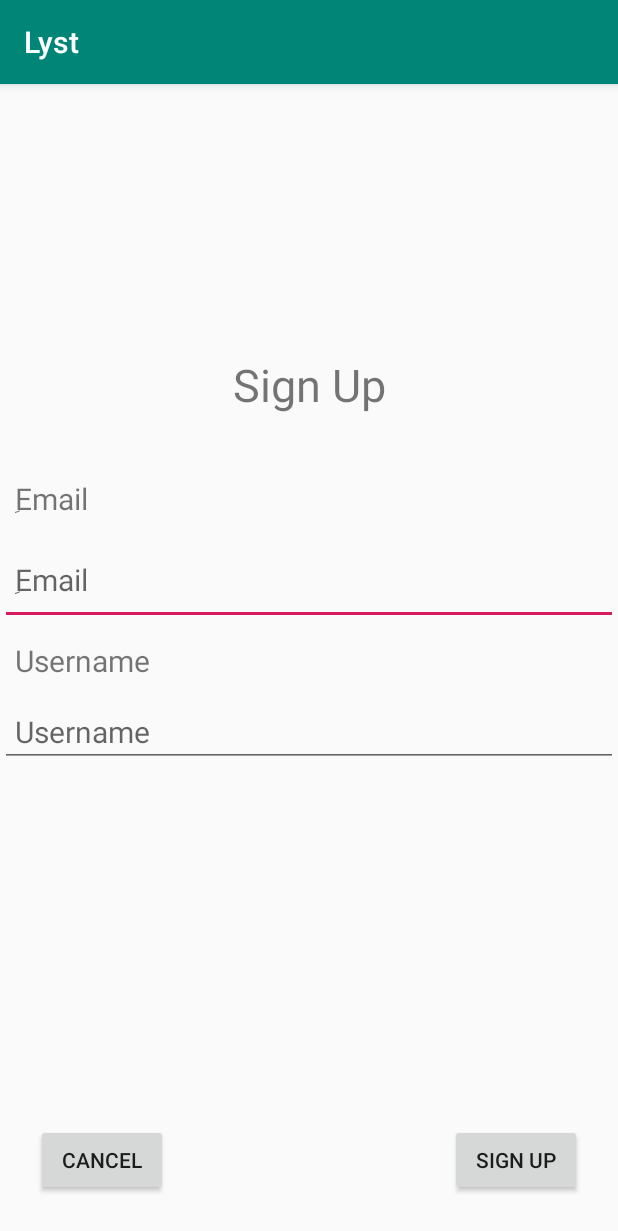
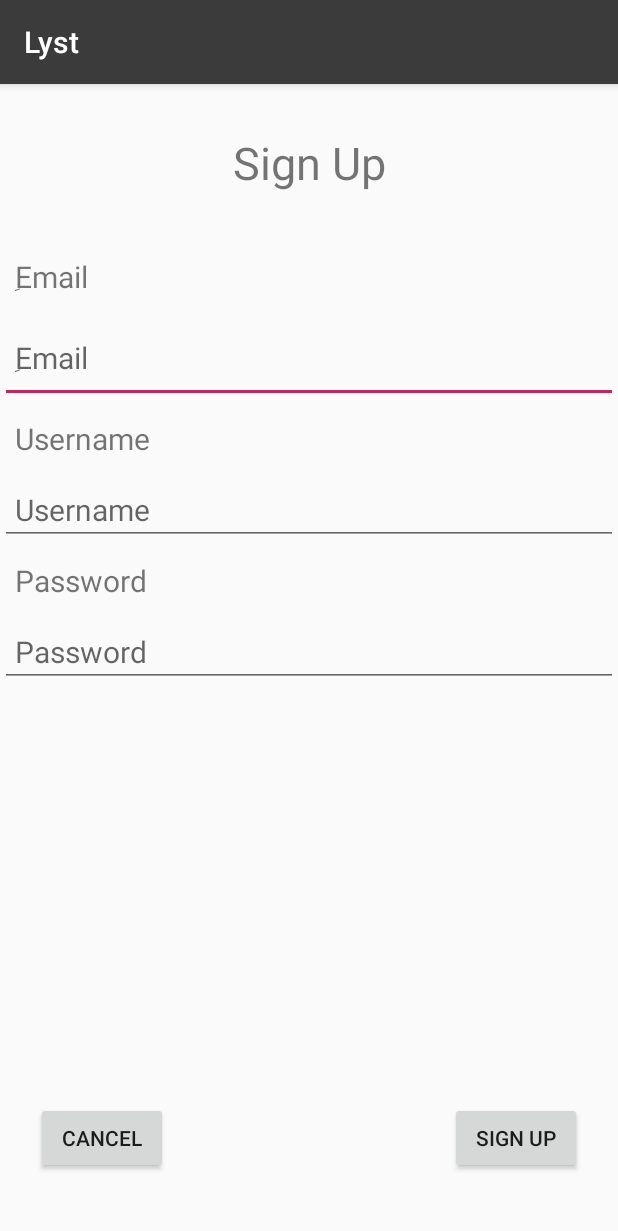
Before and after one commit to moo7md/Lyst, an Android app: the screen it shows after launch (SignupActivity), after a tap on "SIGN UP", on a phone screen of 412 x 824 dp. Shown: the top 1231 px of the screen. Run offline under Robolectric (Android 15) with nearby library versions, the phone set to English and light mode, and no system bars; our stand-ins replace Firebase (no records; nobody signed in at launch, a user with empty details on screens opened directly).

```diff
--- a/app/src/main/java/com/example/lyst/Database.java
+++ b/app/src/main/java/com/example/lyst/Database.java
@@ -1,31 +1,27 @@
 package com.example.lyst;
 
-import com.google.android.gms.tasks.OnFailureListener;
 import com.google.firebase.auth.FirebaseAuth;
 import com.google.firebase.auth.FirebaseUser;
 import com.google.firebase.firestore.FirebaseFirestore;
 
-import java.util.ArrayList;
-
-import androidx.annotation.NonNull;
 
 public class Database {
 
-    private FirebaseAuth auth;
-    private FirebaseFirestore db;
+    public FirebaseAuth auth;
+    public FirebaseFirestore db;
 
-    public Database database;
+    private static Database database;
 
     private Database() {
         auth = FirebaseAuth.getInstance();
         db   = FirebaseFirestore.getInstance();
     }
 
-    public Database getInstance() {
+    public static Database getInstance() {
         if (database == null) {
             database = new Database();
         }
-        return this.database;
+        return database;
     }
 
     /**
@@ -56,8 +52,4 @@ public class Database {
     public FirebaseUser getCurrentUser() {
         return auth.getCurrentUser();
     }
-
-//    public ArrayList<String> getChecklistItemsFromUser() {
-//
-//    }
 }
--- /dev/null
+++ b/app/src/main/java/com/example/lyst/LystSQLiteHelper.java
@@ -0,0 +1,37 @@
+package com.example.lyst;
+
+import android.content.ContentValues;
+import android.content.Context;
+import android.database.sqlite.SQLiteDatabase;
+import android.database.sqlite.SQLiteOpenHelper;
+
+import java.util.UUID;
+
+public class LystSQLiteHelper extends SQLiteOpenHelper {
+
+    public static final String TABLE_NAME = "user";
+    public static final String COL_UID = "uid";
+    private static final int VERSION = 1;
+
+    private static final String CREATE_COMD =
+            "CREATE TABLE "+TABLE_NAME+"(_id "+"INTEGER PRIMARY KEY AUTOINCREMENT, "
+                    +COL_UID+" TEXT NOT NULL);";
+
+    public LystSQLiteHelper(Context context) {
+        super(context,"lyst_db",null,1);
+    }
+    @Override
+    public void onCreate(SQLiteDatabase db) {
+        db.execSQL(CREATE_COMD);
+        UUID uuid = UUID.randomUUID();
+        ContentValues cv = new ContentValues(1);
+        cv.put(COL_UID, uuid.toString());
+        db.insert(TABLE_NAME, null, cv);
+    }
+
+    @Override
+    public void onUpgrade(SQLiteDatabase db, int oldVersion, int newVersion) {
+        db.execSQL("DROP TABLE IF EXISTS "+TABLE_NAME);
+        onCreate(db);
+    }
+}
--- a/app/src/main/java/com/example/lyst/MainActivity.java
+++ b/app/src/main/java/com/example/lyst/MainActivity.java
@@ -3,19 +3,31 @@ package com.example.lyst;
 import androidx.appcompat.app.AppCompatActivity;
 
 import android.content.Intent;
+import android.database.sqlite.SQLiteDatabase;
 import android.os.Bundle;
 import android.view.View;
 
 public class MainActivity extends AppCompatActivity {
 
+    private static String uid;
+    private static Database database = Database.getInstance();
+
     @Override
     protected void onCreate(Bundle savedInstanceState) {
         super.onCreate(savedInstanceState);
         setContentView(R.layout.activity_main);
+        uid = getIntent().getStringExtra("uid");
     }
 
     public void signUpMain(View v) {
-        Intent i = new Intent(this, SignupActivity.class);
-        startActivity(i);
+        //check if user is signed up
+        //if signed up, show error and ask to logout
+        if (database.isLoggedIn()) {
+            Intent i = new Intent(this, SignupActivity.class);
+            i.putExtra("uid", uid);
+            startActivity(i);
+        }else{
+            //show message
+        }
     }
 }
--- /dev/null
+++ b/app/src/main/java/com/example/lyst/Splash.java
@@ -0,0 +1,77 @@
+package com.example.lyst;
+
+import androidx.annotation.NonNull;
+import androidx.appcompat.app.AppCompatActivity;
+
+import android.content.Context;
+import android.content.Intent;
+import android.database.Cursor;
+import android.database.sqlite.SQLiteDatabase;
+import android.os.Bundle;
+import android.widget.Toast;
+
+import com.google.android.gms.tasks.OnCompleteListener;
+import com.google.android.gms.tasks.Task;
+import com.google.firebase.firestore.DocumentSnapshot;
+
+import java.util.ArrayList;
+import java.util.HashMap;
+
+public class Splash extends AppCompatActivity {
+
+    static SQLiteDatabase db;
+    static Database database;
+
+    @Override
+    protected void onCreate(Bundle savedInstanceState) {
+        super.onCreate(savedInstanceState);
+        setContentView(R.layout.activity_splash);
+
+        database = Database.getInstance();
+
+        LystSQLiteHelper lsql = new LystSQLiteHelper(this);
+        db = lsql.getWritableDatabase();
+
+        String uid;
+        Cursor c = db.rawQuery("SELECT * FROM " + LystSQLiteHelper.TABLE_NAME, null);
+        if (c.getCount() > 0) {
+            c.moveToFirst();
+            uid = c.getString(c.getColumnIndex(LystSQLiteHelper.COL_UID));
+            inFirebase(uid);
+        }
+        c.close();
+    }
+
+    private void inFirebase(final String uid) {
+        final Context context = this;
+        database.db.collection("users").document(uid).get()
+                .addOnCompleteListener(new OnCompleteListener<DocumentSnapshot>() {
+                    @Override
+                    public void onComplete(@NonNull Task<DocumentSnapshot> task) {
+                        if(task.isSuccessful() && task.getResult().exists()) {
+                            //open main
+                           Intent i = new Intent(context, MainActivity.class);
+                            i.putExtra("uid", uid);
+                            context.startActivity(i);
+                            finish();
+                        }else{
+                            //put user in Firebase the open main
+                            HashMap<String, Object> data = new HashMap<>();
+                            data.put("email", ""); //email of user
+                            data.put("username", ""); //username for user
+                            data.put("name", ""); //full name of user
+                            data.put("lists", new ArrayList()); //the created checklists
+                            data.put("shared", new ArrayList()); //shared checklist templates
+                            data.put("temp", new ArrayList()); //created checklist templates
+
+                            database.db.collection("users").document(uid)
+                                    .set(data);
+                            Intent i = new Intent(context, MainActivity.class);
+                            i.putExtra("uid", uid);
+                            context.startActivity(i);
+                            finish();
+                        }
+                    }
+                });
+    }
+}
--- a/app/src/main/res/layout/activity_main.xml
+++ b/app/src/main/res/layout/activity_main.xml
@@ -51,8 +51,8 @@
             android:layout_height="wrap_content"
             android:layout_marginTop="8dp"
             android:ems="10"
+            android:hint="@string/tempID"
             android:inputType="textPersonName"
-            android:text="Name"
             app:layout_constraintEnd_toEndOf="parent"
             app:layout_constraintStart_toStartOf="parent"
             app:layout_constraintTop_toBottomOf="@+id/textView2" />
--- a/app/src/main/res/layout/activity_signup.xml
+++ b/app/src/main/res/layout/activity_signup.xml
@@ -10,7 +10,7 @@
         android:id="@+id/textView4"
         android:layout_width="wrap_content"
         android:layout_height="wrap_content"
-        android:layout_marginTop="180dp"
+        android:layout_marginTop="32dp"
         android:text="@string/SignUp"
         android:textSize="30sp"
         app:layout_constraintEnd_toEndOf="parent"
@@ -66,6 +66,28 @@
         app:layout_constraintEnd_toEndOf="parent"
         app:layout_constraintStart_toStartOf="parent"
         app:layout_constraintTop_toBottomOf="@+id/textView6" />
+    <TextView
+        android:id="@+id/textView7"
+        android:layout_width="0dp"
+        android:layout_height="wrap_content"
+        android:padding="10dp"
+        android:text="@string/password"
+        android:textSize="20sp"
+        app:layout_constraintEnd_toEndOf="parent"
+        app:layout_constraintStart_toStartOf="parent"
+        app:layout_constraintTop_toBottomOf="@+id/usernameSignUp" />
+    <EditText
+        android:id="@+id/passwordSignUp"
+        android:layout_width="0dp"
+        android:layout_height="wrap_content"
+        android:ems="10"
+        android:hint="@string/password"
+        android:inputType="textPassword"
+        android:padding="10dp"
+        android:textSize="20sp"
+        app:layout_constraintEnd_toEndOf="parent"
+        app:layout_constraintStart_toStartOf="parent"
+        app:layout_constraintTop_toBottomOf="@+id/textView7" />
 
     <Button
         android:id="@+id/signUpBtn"
--- a/app/src/main/res/values/colors.xml
+++ b/app/src/main/res/values/colors.xml
@@ -1,6 +1,6 @@
 <?xml version="1.0" encoding="utf-8"?>
 <resources>
-    <color name="colorPrimary">#008577</color>
-    <color name="colorPrimaryDark">#00574B</color>
+    <color name="colorPrimary">#3b3b3b</color>
+    <color name="colorPrimaryDark">#222222</color>
     <color name="colorAccent">#D81B60</color>
 </resources>
--- a/app/src/main/res/values/strings.xml
+++ b/app/src/main/res/values/strings.xml
@@ -20,4 +20,7 @@
     <string name="email">ِEmail</string>
     <string name="username">Username</string>
     <string name="cancel">Cancel</string>
+    <string name="sentLink">Your Sign-in Link has been sent to your email</string>
+    <string name="password">Password</string>
+    <string name="tempID">Template ID</string>
 </resources>
```
Also changed, not shown: app/src/main/AndroidManifest.xml (+9 -6 lines), app/src/main/java/com/example/lyst/SignupActivity.java (+9 -31 lines), app/src/main/res/layout/activity_splash.xml (added, +33 -0 lines).
